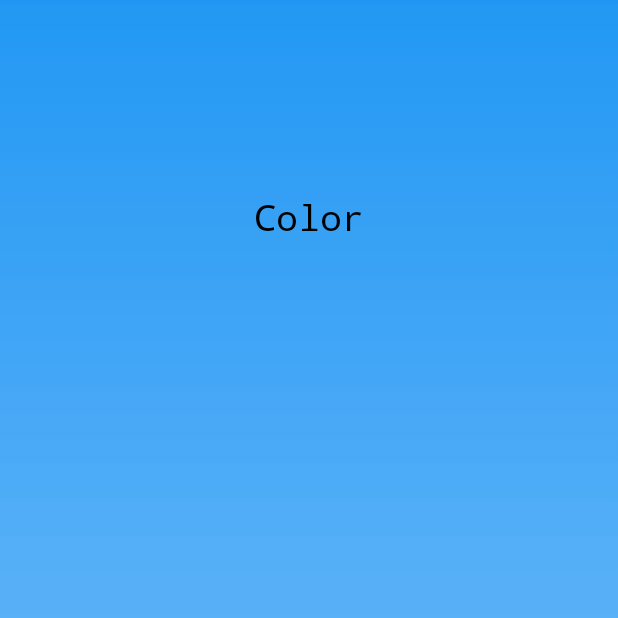
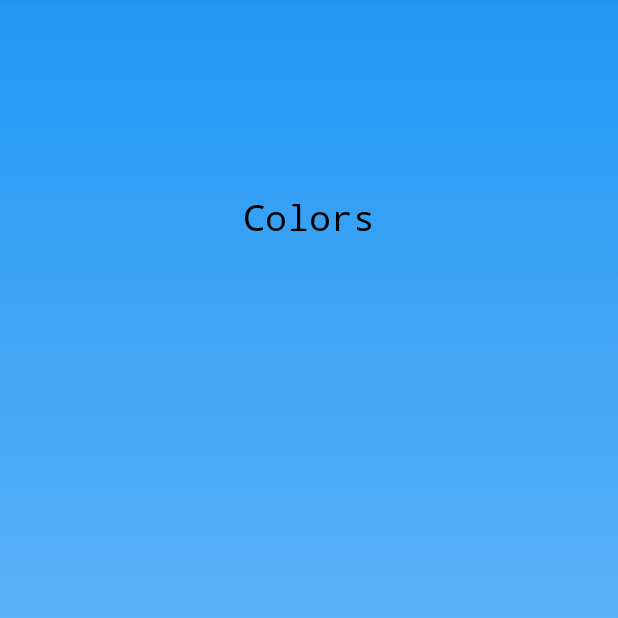
Before and after one commit to adityakulkarnikv1/Hearingaid-Application, an Android app: the Learn_Level_One screen opened directly, with no data from a screen before it, on a phone screen of 412 x 824 dp, the top half of it. Run offline under Robolectric (Android 15) with nearby library versions, the phone set to English and light mode, and no system bars.

```diff
--- a/app/src/main/res/layout/activity_learn__level__one.xml
+++ b/app/src/main/res/layout/activity_learn__level__one.xml
@@ -12,7 +12,7 @@
         android:layout_width="283dp"
         android:layout_height="53dp"
         android:gravity="center"
-        android:text="Color"
+        android:text="Colors"
         android:textColor="#000"
         android:textSize="24sp"
         app:fontFamily="monospace"
```
